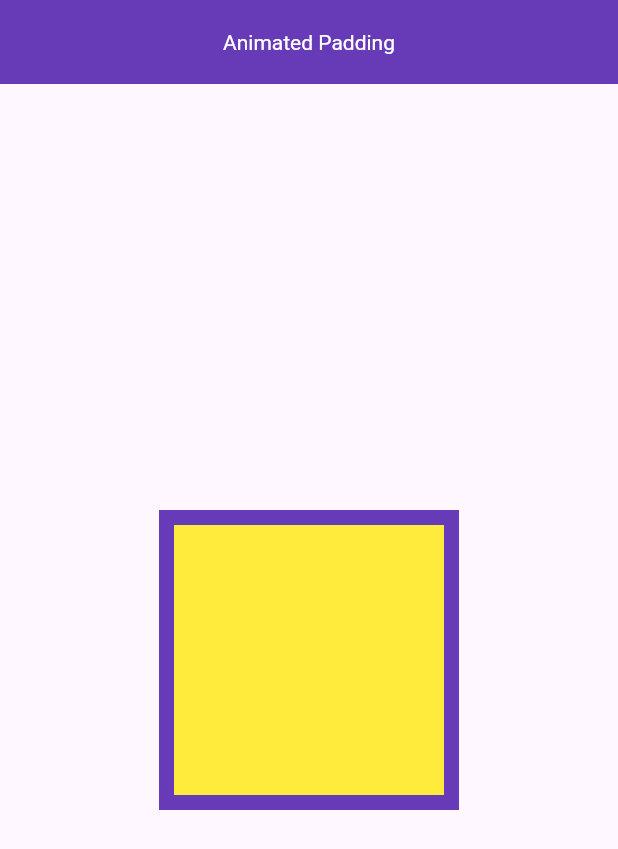
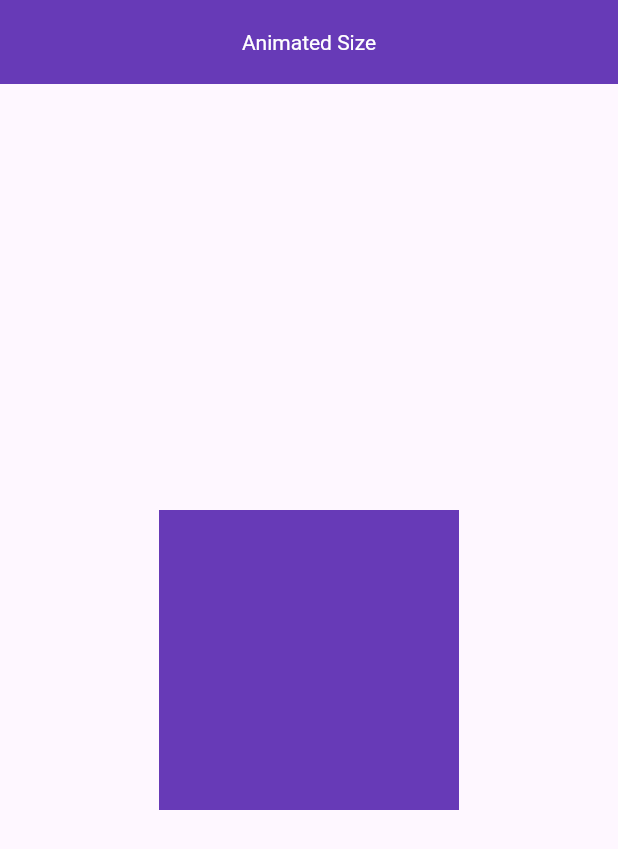
Before and after one commit to Esra2-Abdelltif/Flutter-Animation, a Flutter app: the screen it shows after launch, on a phone screen of 412 x 824 dp. Shown: the top 849 px of the screen. Run offline on Flutter 3.47's test engine with Material 3 defaults, Android fonts, the phone set to English and light mode, and no system bars; our stand-ins replace device_preview.

Commit message:
AnimatedSize

```diff
--- /dev/null
+++ b/lib/AnimatedSize/animated_size.dart
@@ -0,0 +1,39 @@
+import 'package:flutter/material.dart';
+
+class AnimatedSizeWidget extends StatefulWidget {
+  const AnimatedSizeWidget({super.key});
+
+  @override
+  State<AnimatedSizeWidget> createState() => _AnimatedSizeWidgetState();
+}
+
+class _AnimatedSizeWidgetState extends State<AnimatedSizeWidget> {
+  double width = 200;
+  double height = 200;
+  @override
+  Widget build(BuildContext context) {
+    return Scaffold(
+      appBar: AppBar(
+        title: const Text("Animated Size"),
+      ),
+      body: Center(
+        child: InkWell(
+          onTap: () {
+            setState(() {
+              height = 300;
+              width = 300;
+            });
+          },
+          child: AnimatedSize(
+            duration: const Duration(seconds: 1),
+            child: Container(
+              height: height,
+              width: width,
+              color: Colors.deepPurple,
+            ),
+          ),
+        ),
+      ),
+    );
+  }
+}
--- a/lib/main.dart
+++ b/lib/main.dart
@@ -1,6 +1,6 @@
 import 'package:flutter/material.dart';
 import 'package:device_preview/device_preview.dart';
-import 'package:flutter_animation/AnimatedPadding/animated_padding.dart';
+import 'package:flutter_animation/AnimatedSize/animated_size.dart';
 void main() {
   runApp((DevicePreview(
     enabled: true,
@@ -22,7 +22,7 @@ class MyApp extends StatelessWidget {
         colorScheme: ColorScheme.fromSeed(seedColor: Colors.deepPurple),
         useMaterial3: true,
       ),
-      home: const AnimatedPaddingWidget(),
+      home: const AnimatedSizeWidget(),
     );
   }
 }
```
